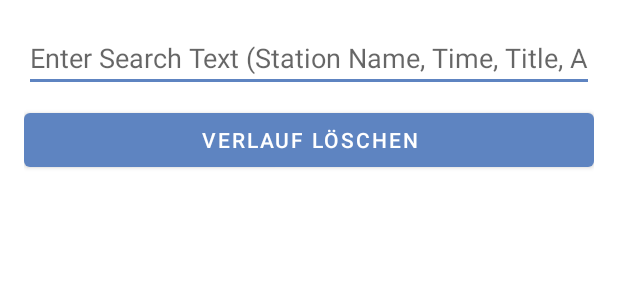
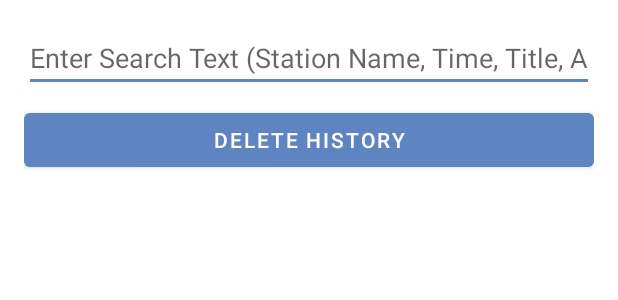
Before and after one commit to Planqton/webstream, an Android app: the layout fragment_track_log.xml on its own in the app's theme, with its tools: preview values and no code run, on a phone screen of 412 x 824 dp. Shown: the top 300 px of the screen. Run offline under Robolectric (Android 15) with nearby library versions, the phone set to English and light mode, and no system bars.

Commit message:
Functional app v1.0

```diff
--- a/app/src/main/res/values/strings.xml
+++ b/app/src/main/res/values/strings.xml
@@ -131,6 +131,8 @@
     <string name="pref_max_log_age_title">Max Age</string>
     <string name="pref_max_log_age_summary">Maximal Age of Saved Logs (Stream Logs) !!Max Size is 80000items!! Better Solution in work!</string>
     <string name="filter_time_hint">Enter Search Text (Station Name, Time, Title, Artist?)</string>
-    <string name="clear_history">Verlauf löschen</string>
+    <string name="clear_history">Delete History</string>
+    <string name="manual_log">Maunal log</string>
+
 
 </resources>
```
Also changed, not shown: 1 other file.
